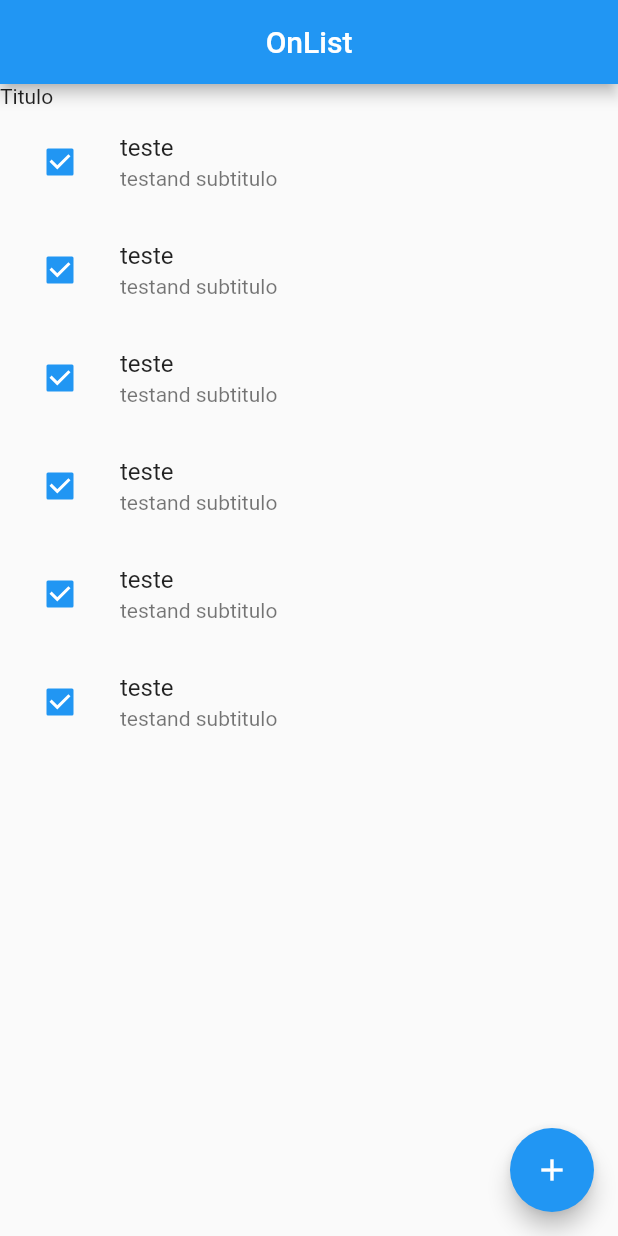
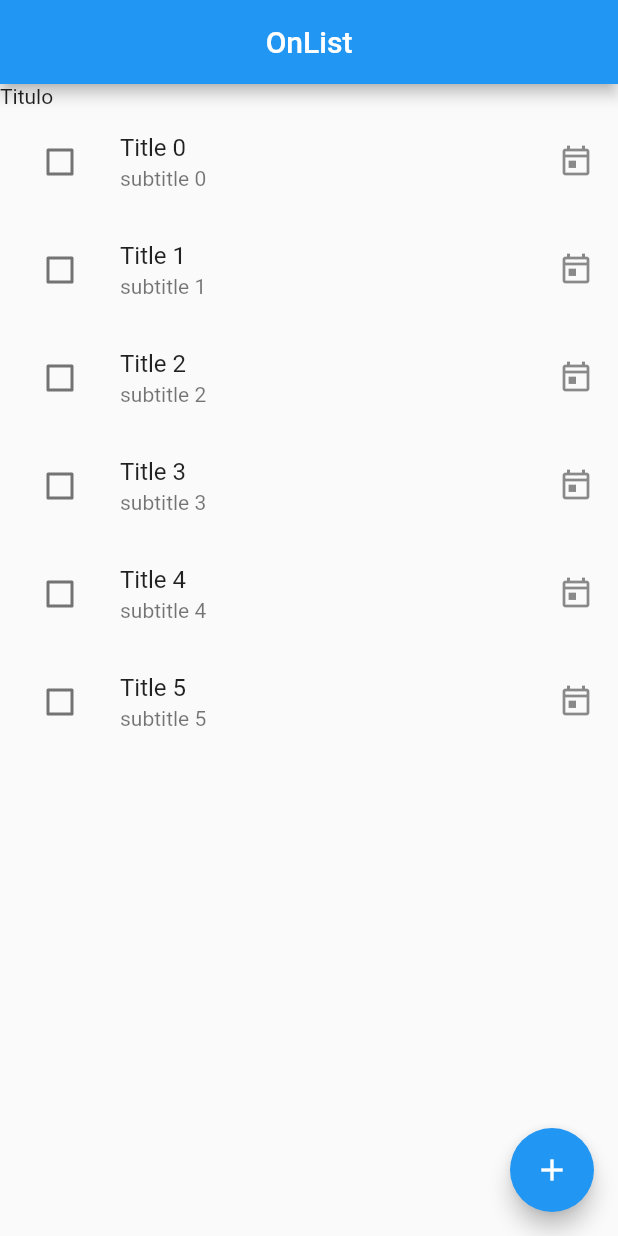
Before and after one commit to CristovoXDGM/accessible_ui_app, a Flutter app: the screen it shows after launch, on a phone screen of 412 x 824 dp. Run offline on Flutter 3.47's test engine with Material 2 defaults, Android fonts, the phone set to English and light mode, and no system bars.

Commit message:
chore: add checkbox to list tiles

```diff
--- a/lib/app/module/pages/home_page.dart
+++ b/lib/app/module/pages/home_page.dart
@@ -5,6 +5,17 @@ class HomePage extends StatelessWidget {
 
   @override
   Widget build(BuildContext context) {
+    final objectsList = List.generate(
+      6,
+      (index) => {
+        'title': "Title $index",
+        "sub_title": "subtitle $index",
+        "selected": false,
+      },
+    );
+
+    final contentList = ValueNotifier(objectsList);
+
     return Scaffold(
       floatingActionButton: FloatingActionButton(
         onPressed: () {},
@@ -23,7 +34,7 @@ class HomePage extends StatelessWidget {
             const Text("Titulo"),
             Flexible(
               child: ListView.builder(
-                  itemCount: 6,
+                  itemCount: contentList.value.length,
                   itemBuilder: (context, index) {
                     return Dismissible(
                       background: Container(
@@ -44,14 +55,25 @@ class HomePage extends StatelessWidget {
                         child: const Text('Done'),
                       ),
                       key: Key('$index'),
-                      child: ListTile(
-                        title: const Text('teste'),
-                        subtitle: const Text("testand subtitulo"),
-                        leading: Checkbox.adaptive(
-                          value: true,
-                          onChanged: (onChanged) {},
-                        ),
-                      ),
+                      child: ValueListenableBuilder(
+                          valueListenable: contentList,
+                          builder: (context, list, child) {
+                            final map = list[index];
+
+                            return ListTile(
+                              title: Text("${map['title']}"),
+                              subtitle: Text("${map['sub_title']}"),
+                              trailing: const Icon(Icons.today_outlined),
+                              leading: Checkbox.adaptive(
+                                value: map['selected'] as bool,
+                                onChanged: (onchange) {
+                                  map['selected'] = onchange!;
+
+                                  contentList.value = List.from(list);
+                                },
+                              ),
+                            );
+                          }),
                     );
                   }),
             )
```
